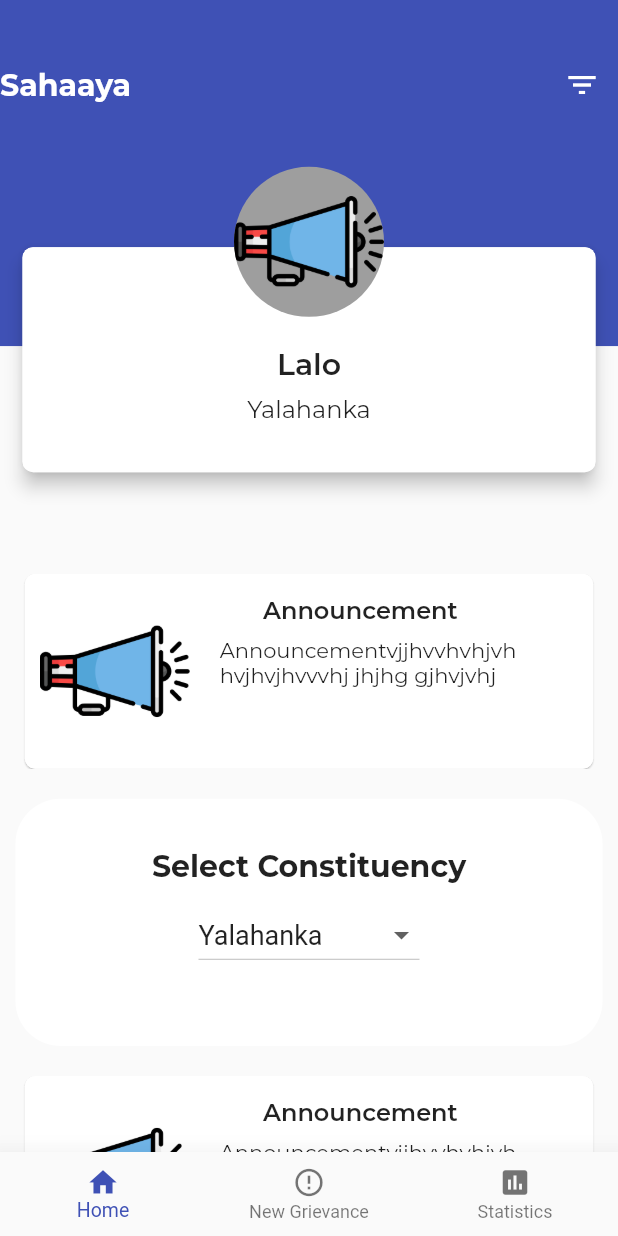
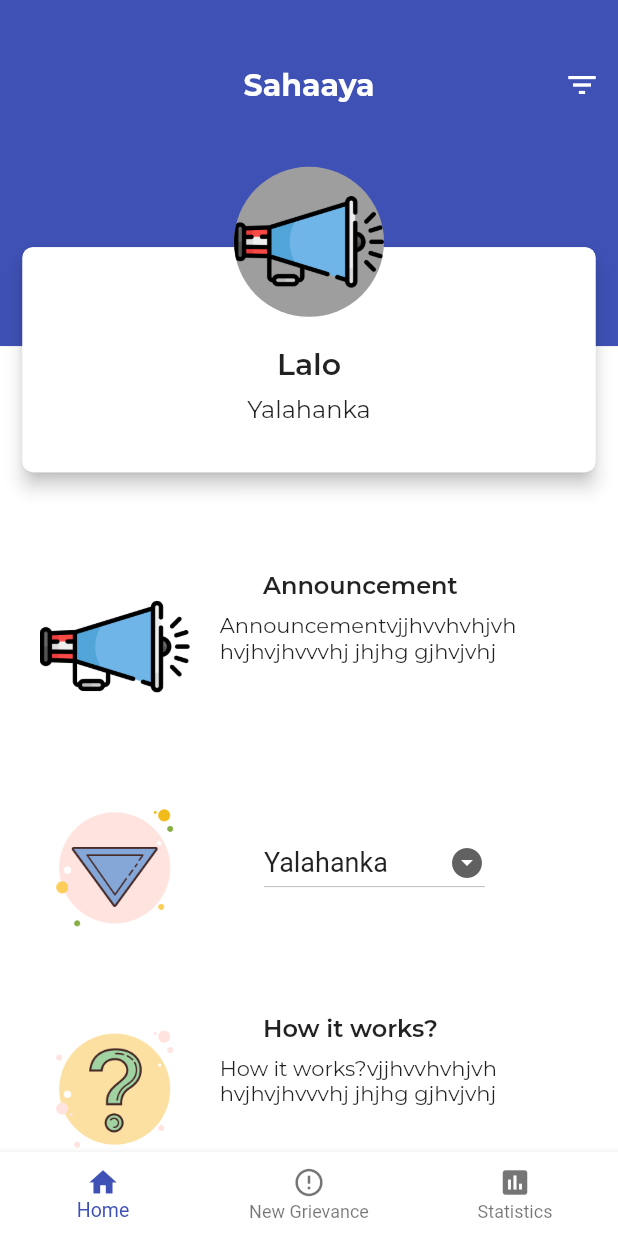
Before and after one commit to bhushangy/Sahaaya, a Flutter app: the home screen opened directly, on a phone screen of 412 x 824 dp. Run offline on Flutter 3.47's test engine with Material 2 defaults, Android fonts, the phone set to English and light mode, and no system bars; our stand-ins replace carousel_slider, cloud_firestore, firebase_auth, firebase_storage, flare_flutter, fluttertoast and 8 more; accounts and stored records are empty.

Commit message:
"UI Tweaks"

```diff
--- a/lib/Statistics/OnStatTap.dart
+++ b/lib/Statistics/OnStatTap.dart
@@ -18,6 +18,7 @@ class _OnStatTapState extends State<OnStatTap> {
   @override
   Widget build(BuildContext context) {
     return Scaffold(
+      //backgroundColor: Colors.white,
       appBar: AppBar(
         title: Text(
           widget.constituency.documentID,
@@ -41,7 +42,7 @@ class _OnStatTapState extends State<OnStatTap> {
                 height: MediaQuery.of(context).size.height * 0.08,
               ),
               Container(
-                height: MediaQuery.of(context).size.height * 0.32,
+                height: MediaQuery.of(context).size.height * 0.29,
                 child: ListView(
                   physics: ScrollPhysics(parent: BouncingScrollPhysics()),
                   scrollDirection: Axis.horizontal,
@@ -51,42 +52,36 @@ class _OnStatTapState extends State<OnStatTap> {
                         imgPath: 'assets/images/vote1.png',
                         nr: widget.constituency.data["bwssbnr"],
                         r: widget.constituency.data["bwssbr"],
-                        bgColor: Color(0xFFECEFF1),
                         txtColor: Color(0xFF000000)),
                     StatsCard(
                         cat: 'BESCOM',
                         imgPath: 'assets/images/vote1.png',
                         nr: widget.constituency.data["bwssbr"],
                         r: widget.constituency.data["bescomr"],
-                        bgColor: Color(0xFFECEFF1),
                         txtColor: Color(0xFF000000)),
                     StatsCard(
                         cat: 'SANITATION',
                         imgPath: 'assets/images/vote1.png',
                         nr: widget.constituency.data["sanitationnr"],
                         r: widget.constituency.data["sanitationr"],
-                        bgColor: Color(0xFFECEFF1),
                         txtColor: Color(0xFF000000)),
                     StatsCard(
                         cat: 'ROADS',
                         imgPath: 'assets/images/vote1.png',
                         nr: widget.constituency.data["roadsnr"],
                         r: widget.constituency.data["roadsr"],
-                        bgColor: Color(0xFFECEFF1),
                         txtColor: Color(0xFF000000)),
                     StatsCard(
                         cat: 'CORRUPTION',
                         imgPath: 'assets/images/vote1.png',
                         nr: widget.constituency.data["corruptionnr"],
                         r: widget.constituency.data["corruptionr"],
-                        bgColor: Color(0xFFECEFF1),
                         txtColor: Color(0xFF000000)),
                     StatsCard(
                         cat: 'OTHERS',
                         imgPath: 'assets/images/vote1.png',
                         nr: widget.constituency.data["othernr"],
                         r: widget.constituency.data["otherr"],
-                        bgColor: Color(0xFFECEFF1),
                         txtColor: Color(0xFF000000)),
                     SizedBox(
                       width: 15.0,
@@ -100,11 +95,13 @@ class _OnStatTapState extends State<OnStatTap> {
               Padding(
                 padding: const EdgeInsets.only(left: 12.0, right: 12.0),
                 child: Container(
+
                   height: MediaQuery.of(context).size.height * 0.2,
                   width: MediaQuery.of(context).size.width,
                   decoration: BoxDecoration(
+                      border: Border.all(color: Colors.grey,width: 0.4),
                       borderRadius: BorderRadius.circular(15.0),
-                      color: Color(0xFFECEFF1)),
+                      ),
                   child: Row(
                     children: <Widget>[
                       SizedBox(
@@ -222,19 +219,20 @@ class _OnStatTapState extends State<OnStatTap> {
 class StatsCard extends StatelessWidget {
   String cat, imgPath;
   int nr, r;
-  Color bgColor, txtColor;
+  Color txtColor;
 
   StatsCard(
-      {this.cat, this.imgPath, this.nr, this.r, this.bgColor, this.txtColor});
+      {this.cat, this.imgPath, this.nr, this.r,this.txtColor});
 
   Widget build(BuildContext context) {
     return Padding(
       padding: EdgeInsets.only(left: 12.0),
       child: Container(
-        height: MediaQuery.of(context).size.height * 0.3,
+        height: MediaQuery.of(context).size.height * 0.2,
         width: MediaQuery.of(context).size.height * 0.2,
         decoration: BoxDecoration(
-            borderRadius: BorderRadius.circular(15.0), color: bgColor),
+           border: Border.all(color: Colors.grey,width: 0.4),
+            borderRadius: BorderRadius.circular(15.0),),
         child: Column(
           mainAxisAlignment: MainAxisAlignment.center,
           children: <Widget>[
@@ -247,7 +245,7 @@ class StatsCard extends StatelessWidget {
                     child: Image.asset(imgPath,
                         height: MediaQuery.of(context).size.height * 0.06,
                         width: MediaQuery.of(context).size.height * 0.06))),
-            SizedBox(height: 25.0),
+            SizedBox(height: 18.0),
             Text(
               cat,
               style: GoogleFonts.montserrat(
--- a/lib/home/HomePage.dart
+++ b/lib/home/HomePage.dart
@@ -27,7 +27,7 @@ class _HomePageState extends State<HomePage> {
     'Vidyaranyapura'
   ];
 
-  Future<bool>dontgoback(){
+  Future<bool> dontgoback() {
     return showDialog(
       context: context,
       barrierDismissible: false,
@@ -60,7 +60,7 @@ class _HomePageState extends State<HomePage> {
             new FlatButton(
               child: new Text(" NO"),
               onPressed: () {
-                Navigator.pop(context,false);
+                Navigator.pop(context, false);
               },
             ),
           ],
@@ -69,12 +69,12 @@ class _HomePageState extends State<HomePage> {
     );
   }
 
-
   @override
   Widget build(BuildContext context) {
     return WillPopScope(
       onWillPop: dontgoback,
       child: Scaffold(
+        backgroundColor: Colors.white,
         body: SingleChildScrollView(
           child: Column(
             crossAxisAlignment: CrossAxisAlignment.start,
@@ -83,7 +83,7 @@ class _HomePageState extends State<HomePage> {
                 child: Stack(
                   children: <Widget>[
                     Container(
-                      height: MediaQuery.of(context).size.height * 0.44,
+                      height: MediaQuery.of(context).size.height * 0.42,
                       width: double.infinity,
                     ),
                     Container(
@@ -92,23 +92,30 @@ class _HomePageState extends State<HomePage> {
                       color: Colors.indigo,
                     ),
                     Padding(
-                      padding: EdgeInsets.only(top:MediaQuery.of(context).size.height*0.04),
+                      padding: EdgeInsets.only(
+                          top: MediaQuery.of(context).size.height * 0.04),
                       child: Row(
                         mainAxisAlignment: MainAxisAlignment.spaceBetween,
                         children: <Widget>[
+                          IconButton(
+                              icon: Icon(
+                            Icons.arrow_back,
+                            color: Colors.indigo,
+                          )),
                           Text(
                             'Sahaaya',
                             style: GoogleFonts.montserrat(
-                                fontSize: 20.0, fontWeight: FontWeight.bold,color: Colors.white),
+                                fontSize: 20.0,
+                                fontWeight: FontWeight.bold,
+                                color: Colors.white),
                           ),
                           IconButton(
                             icon: Icon(Icons.filter_list),
                             onPressed: () {},
                             color: Colors.white,
-                          ),
+                          )
                         ],
                       ),
-
                     ),
                     Positioned(
                       top: MediaQuery.of(context).size.height * 0.2,
@@ -169,7 +176,8 @@ class _HomePageState extends State<HomePage> {
                             child: Text(
                               'Yalahanka',
                               style: GoogleFonts.montserrat(
-                                  fontSize: 16.0, fontWeight: FontWeight.normal),
+                                  fontSize: 16.0,
+                                  fontWeight: FontWeight.normal),
                             ),
                           ),
                         ),
@@ -190,50 +198,70 @@ class _HomePageState extends State<HomePage> {
                       'Announcement',
                       'assets/images/vote1.png',
                     ),
-                    menuCard(context, 'Announcement', 'assets/images/vote1.png'),
+                    menuCard(
+                        context, 'Announcement', 'assets/images/vote1.png'),
                   ],
                 ),
               ),
               SizedBox(
                 height: 20,
+
               ),
-
-              Material(
-                child: Align(
-                  alignment: Alignment.center,
+              Padding(
+                padding: EdgeInsets.only(
+                    left: MediaQuery.of(context).size.width * 0.04,
+                    right: MediaQuery.of(context).size.width * 0.04),
+                child: Material(
+                  borderRadius: BorderRadius.circular(7.0),
+                  elevation: 0.0,
                   child: Container(
-                    height: MediaQuery.of(context).size.height*0.2,
-                    width:MediaQuery.of(context).size.width*0.95,
+                    height: 125.0,
+                    width: MediaQuery.of(context).size.width * 0.92,
                     decoration: BoxDecoration(
-                        borderRadius: BorderRadius.horizontal(left:Radius.circular(30),right:Radius.circular(30)),color: Colors.white),
-                   child: Column(
+                        borderRadius: BorderRadius.circular(7.0),
+                        color: Colors.white),
+                    child: Row(
                       children: <Widget>[
-                       SizedBox(
-                         height:MediaQuery.of(context).size.height*0.04 ,
+                        SizedBox(width: 10.0),
+                        Container(
+                          height: 100.0,
+                          width: 100.0,
+                          decoration: BoxDecoration(
+                              image: DecorationImage(
+                                  image: AssetImage('assets/images/dropdown2.png'),
+                                  fit: BoxFit.cover),
+                              borderRadius: BorderRadius.circular(7.0)),
                         ),
-                       Text(
-                         'Select Constituency',
-                         style: GoogleFonts.montserrat(
-                             fontSize: 20.0, fontWeight: FontWeight.bold),
-                       ),
-                       SizedBox(
-                         height:10 ,
-                       ),
-                       DropdownButton<String>(
-
+                        SizedBox(width: MediaQuery.of(context).size.width*0.12),
+                        Column(
+                          crossAxisAlignment: CrossAxisAlignment.start,
+                          children: <Widget>[
+                            SizedBox(height: 15.0),
+                            SizedBox(height: 20.0),
+                            Container(
+                              child: DropdownButton<String>(
                                 elevation: 2,
-                         value:Provider.of<DropDown>(context,listen: false).consti,
-                         icon: Icon(Icons.arrow_drop_down),
+                                value: Provider.of<DropDown>(context,
+                                        listen: false)
+                                    .consti,
+                                icon: Icon(Icons.arrow_drop_down_circle),
                                 iconSize: 24,
                                 onChanged: (String newValue) async {
                                   setState(() {
-                             Provider.of<DropDown>(context,listen: false).changeState(newValue);
+                                    Provider.of<DropDown>(context,
+                                            listen: false)
+                                        .changeState(newValue);
                                     //  dropdownValue = newValue;
-                             HomePage.whichConstituency = Provider.of<DropDown>(context,listen: false).consti;
+                                    HomePage.whichConstituency =
+                                        Provider.of<DropDown>(context,
+                                                listen: false)
+                                            .consti;
                                     //print(buildhome.whichConstituency);
                                   });
                                 },
-                         items: constituency.map<DropdownMenuItem<String>>((String value) {
+                                items: constituency
+                                    .map<DropdownMenuItem<String>>(
+                                        (String value) {
                                   return DropdownMenuItem<String>(
                                     value: value,
                                     child: Text(
@@ -243,18 +271,18 @@ class _HomePageState extends State<HomePage> {
                                   );
                                 }).toList(),
                               ),
-
+                            ),
                           ],
-                   ),
-                   // child: ,
+                        )
+                      ],
                     ),
                   ),
                 ),
-
+              ),
               SizedBox(
                 height: 20,
+
               ),
-
               Container(
                 height: 130,
                 child: ListView(
@@ -263,19 +291,15 @@ class _HomePageState extends State<HomePage> {
                   children: <Widget>[
                     menuCard(
                       context,
-                      'Announcement',
-                      'assets/images/vote1.png',
+                      'How it works?',
+                      'assets/images/howitworks.png',
                     ),
-                    menuCard(context, 'Announcement', 'assets/images/vote1.png'),
+                    menuCard(
+                        context, 'How it works?', 'assets/images/howitworks.png'),
                   ],
                 ),
               ),
-              SizedBox(
-                height: 20,
-              ),
-              SizedBox(
-                height: 30,
-              ),
+
             ],
           ),
         ),
@@ -291,9 +315,9 @@ Widget menuCard(BuildContext context, String announcemnet, String imgPath) {
         right: MediaQuery.of(context).size.width * 0.04),
     child: Material(
       borderRadius: BorderRadius.circular(7.0),
-      elevation: 0.5,
+      elevation: 0.0,
       child: Container(
-        height: 125.0,
+        height: 150.0,
         width: MediaQuery.of(context).size.width * 0.92,
         decoration: BoxDecoration(
             borderRadius: BorderRadius.circular(7.0), color: Colors.white),
@@ -319,7 +343,7 @@ Widget menuCard(BuildContext context, String announcemnet, String imgPath) {
                   child: Container(
                     child: Center(
                       child: Text(
-                        'Announcement',
+                       announcemnet,
                         style: GoogleFonts.montserrat(
                             fontSize: 16.0, fontWeight: FontWeight.w600),
                       ),
--- a/lib/home/home_page.dart
+++ b/lib/home/home_page.dart
@@ -30,12 +30,17 @@ class _homeState extends State<home> {
 
   @override
   Widget build(BuildContext context) {
+    SystemChrome.setSystemUIOverlayStyle(SystemUiOverlayStyle(
+      statusBarColor: Colors.indigo,
+      statusBarIconBrightness: Brightness.light,
+    ));
     return Scaffold(
           body: children[_currentIndex],
           bottomNavigationBar: BottomNavigationBar(
+            backgroundColor: Colors.white,
             type: BottomNavigationBarType.fixed,
             selectedFontSize: 13,
-            elevation: 15,
+            elevation: 5,
             onTap: _onItemTapped,
             currentIndex: _currentIndex,
 
```
Also changed, not shown: assets/images/dropdown2.png (added), assets/images/howitworks.png (added), lib/assets/images/HomePage/dropdown.png (added), lib/assets/images/HomePage/howitworks.png (added), 1 other file. Lines whose indentation alone changed are shown as unchanged.
